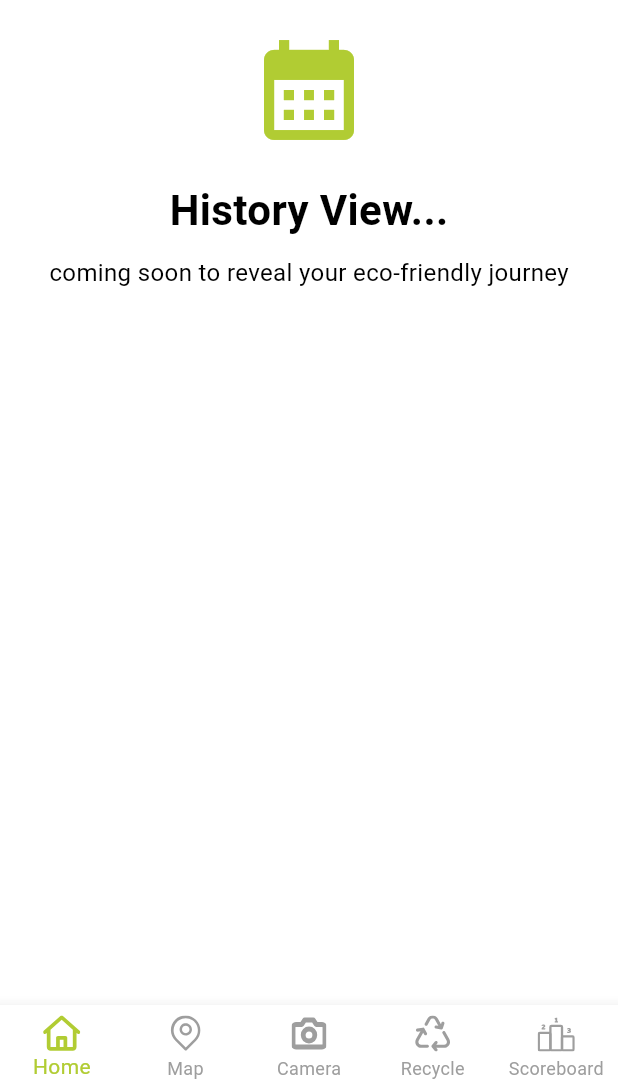
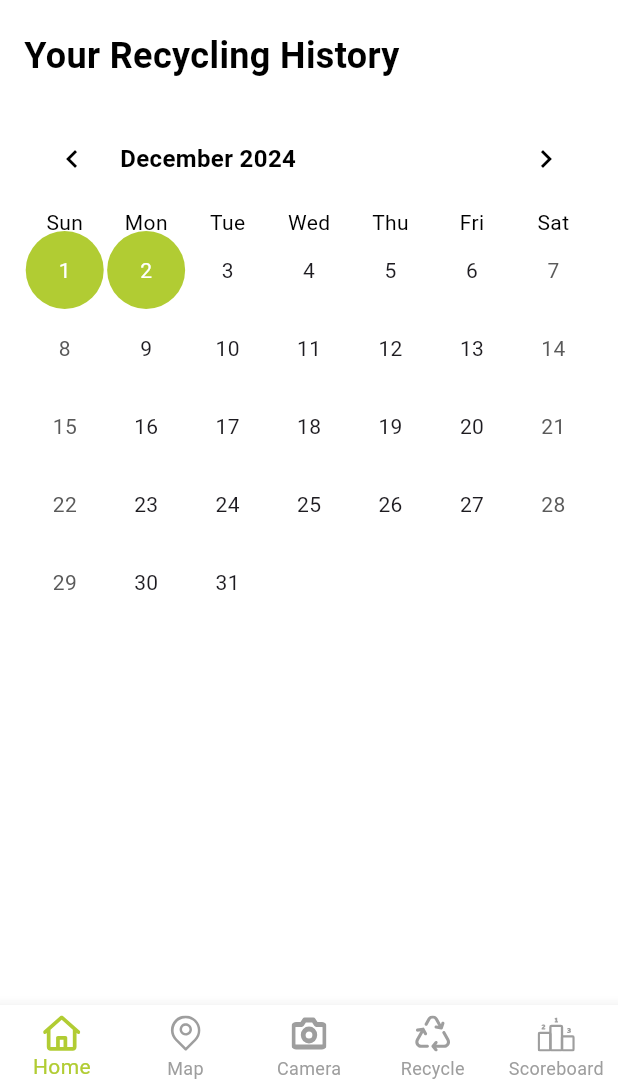
Before and after one commit to ISIS3510-Team14/Flutter, a Flutter app: the HistoryScreen screen opened by its route, on a phone screen of 412 x 824 dp, the part 144-1236 px from its top. Run offline on Flutter 3.47's test engine with Material 3 defaults, Android fonts, the phone set to English and light mode, and no system bars; drawn by our look-alikes of table_calendar; our stand-ins replace camera, cloud_firestore, connectivity_plus, firebase_analytics, firebase_core, firebase_messaging and 8 more; missing offline and left inert: auth0_flutter; accounts and stored records are empty.

Commit message:
History view

```diff
--- a/lib/presentation/views/history_screen.dart
+++ b/lib/presentation/views/history_screen.dart
@@ -1,9 +1,32 @@
 import 'package:flutter/material.dart';
+import 'package:table_calendar/table_calendar.dart';
 import '../../core/utils/sustainu_colors.dart';
 import '../widgets/head.dart';
 import '../widgets/bottom_navbar.dart';
 
-class HistoryScreen extends StatelessWidget {
+class HistoryScreen extends StatefulWidget {
+  @override
+  _HistoryScreenState createState() => _HistoryScreenState();
+}
+
+class _HistoryScreenState extends State<HistoryScreen> {
+  late DateTime _focusedDay;
+  DateTime? _selectedDay;
+
+  DateTime startDate = DateTime(2024, 11, 24);
+
+  @override
+  void initState() {
+    super.initState();
+    _focusedDay = DateTime.now();
+  }
+
+  bool _isStreakDay(DateTime day) {
+    final now = DateTime.now();
+    return day.isAfter(startDate.subtract(Duration(days: 1))) &&
+        day.isBefore(now.add(Duration(days: 1)));
+  }
+
   @override
   Widget build(BuildContext context) {
     return Scaffold(
@@ -20,30 +43,101 @@ class HistoryScreen extends StatelessWidget {
               child: HeaderWidget(),
             ),
             SizedBox(height: 20),
-            Center(
-              child: Column(
-                mainAxisAlignment: MainAxisAlignment.center,
-                children: [
-                  Icon(Icons.calendar_month,
-                      size: 80, color: SustainUColors.limeGreen),
-                  SizedBox(height: 20),
             Text(
-                    'History View...',
+              "Your Recycling History",
               style: TextStyle(
-                      fontSize: 28,
+                fontSize: 24,
                 fontWeight: FontWeight.bold,
                 color: SustainUColors.text,
               ),
             ),
-                  SizedBox(height: 10),
-                  Text(
-                    'coming soon to reveal your eco-friendly journey',
-                    style: TextStyle(
+            SizedBox(height: 20),
+            Expanded(
+              child: TableCalendar(
+                firstDay: DateTime(2023, 1, 1),
+                lastDay: DateTime(2030, 12, 31),
+                focusedDay: _focusedDay,
+                selectedDayPredicate: (day) => isSameDay(_selectedDay, day),
+                onDaySelected: (selectedDay, focusedDay) {
+                  setState(() {
+                    _selectedDay = selectedDay;
+                    _focusedDay = focusedDay;
+                  });
+                },
+                calendarStyle: CalendarStyle(
+                  todayDecoration: BoxDecoration(
+                    color: SustainUColors.limeGreen,
+                    shape: BoxShape.circle,
+                  ),
+                  selectedDecoration: BoxDecoration(
+                    color: Colors.blue,
+                    shape: BoxShape.circle,
+                  ),
+                  defaultDecoration: BoxDecoration(
+                    shape: BoxShape.circle,
+                  ),
+                  outsideDaysVisible: false,
+                ),
+                daysOfWeekStyle: DaysOfWeekStyle(
+                  weekdayStyle: TextStyle(color: SustainUColors.text),
+                  weekendStyle: TextStyle(color: SustainUColors.text),
+                ),
+                headerStyle: HeaderStyle(
+                  formatButtonVisible: false,
+                  titleTextStyle: TextStyle(
                     fontSize: 16,
+                    fontWeight: FontWeight.bold,
                     color: SustainUColors.text,
                   ),
+                  leftChevronIcon:
+                      Icon(Icons.chevron_left, color: SustainUColors.text),
+                  rightChevronIcon:
+                      Icon(Icons.chevron_right, color: SustainUColors.text),
                 ),
-                ],
+                calendarBuilders: CalendarBuilders(
+                  defaultBuilder: (context, day, focusedDay) {
+                    if (_isStreakDay(day)) {
+                      return Container(
+                        decoration: BoxDecoration(
+                          color: SustainUColors.limeGreen,
+                          shape: BoxShape.circle,
+                        ),
+                        alignment: Alignment.center,
+                        child: Text(
+                          '${day.day}',
+                          style: TextStyle(color: Colors.white),
+                        ),
+                      );
+                    }
+                    return null;
+                  },
+                  todayBuilder: (context, day, focusedDay) {
+                    return Container(
+                      decoration: BoxDecoration(
+                        color: SustainUColors.limeGreen,
+                        shape: BoxShape.circle,
+                      ),
+                      alignment: Alignment.center,
+                      child: Text(
+                        '${day.day}',
+                        style: TextStyle(color: Colors.white),
+                      ),
+                    );
+                  },
+                  selectedBuilder: (context, day, focusedDay) {
+                    return Container(
+                      decoration: BoxDecoration(
+                        color: Colors.blue,
+                        shape: BoxShape.circle,
+                      ),
+                      alignment: Alignment.center,
+                      child: Text(
+                        '${day.day}',
+                        style: TextStyle(color: Colors.white),
+                      ),
+                    );
+                  },
+                ),
               ),
             ),
           ],
--- a/pubspec.yaml
+++ b/pubspec.yaml
@@ -57,6 +57,8 @@ dependencies:
   flutter_timezone: ^3.0.1
   timezone: ^0.9.4
   url_launcher: ^6.0.20
+  table_calendar: ^3.0.7
+
 
 
 dev_dependencies:
```
Also changed, not shown: pubspec.lock. Lines whose indentation alone changed are shown as unchanged.
